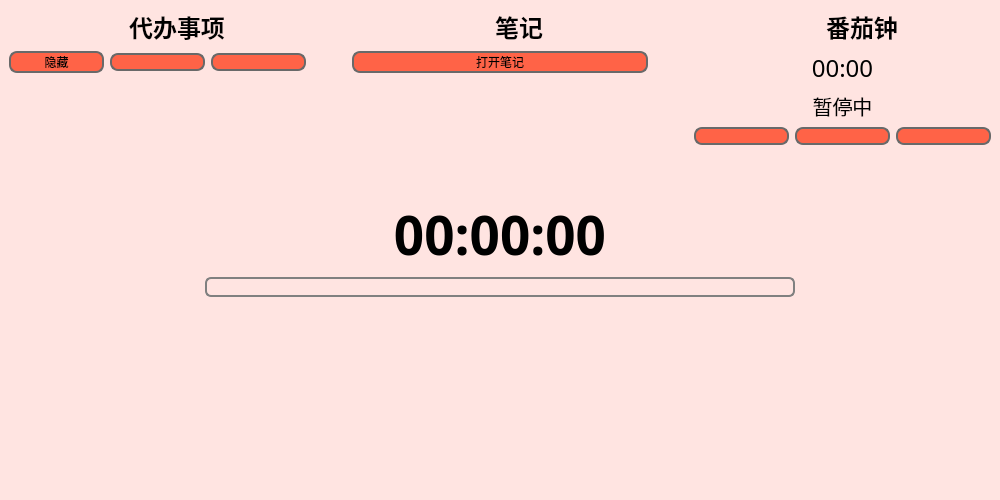
Qt form mainwindow.ui (Vivanto-Libera/Pomodoro) before a commit.
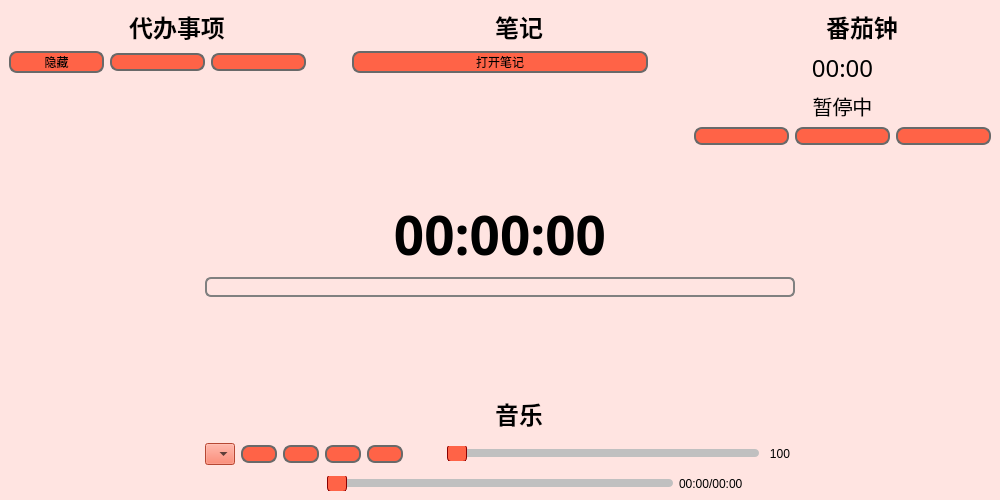
The same form after that commit. Icons and pictures are not drawn.

Commit message: Finished the UI of mainwindow

```diff
--- a/mainwindow.ui
+++ b/mainwindow.ui
@@ -52,6 +52,30 @@
 	background-color:transparent;
 	border:2px solid gray;
 	border-radius:6px;
+}
+QComboBox
+{
+	background-color:rgb(255,99,71);
+}
+QSlider::handle
+{
+	width:18px;
+	height:18px;
+	margin:-5px 0;
+	background-color:rgb(255,99,71);
+	border-radius:4px;
+	border: 1px solid #8B0000;
+}
+QSlider::groove
+{
+	height:8px;
+	background-color:#C0C0C0;
+	border-radius:4px;
+}
+QSlider::sub-page
+{
+	background-color:#FF6347;
+	border-radius:4px;
 }</string>
   </property>
   <widget class="QWidget" name="centralwidget">
@@ -580,6 +604,271 @@
         </property>
        </spacer>
       </item>
+      <item>
+       <layout class="QHBoxLayout" name="horizontalLayout_10" stretch="1,3,1">
+        <item>
+         <spacer name="horizontalSpacer_11">
+          <property name="orientation">
+           <enum>Qt::Orientation::Horizontal</enum>
+          </property>
+          <property name="sizeHint" stdset="0">
+           <size>
+            <width>40</width>
+            <height>20</height>
+           </size>
+          </property>
+         </spacer>
+        </item>
+        <item>
+         <layout class="QVBoxLayout" name="verticalLayout_6">
+          <item>
+           <layout class="QHBoxLayout" name="horizontalLayout_12">
+            <item>
+             <spacer name="horizontalSpacer_13">
+              <property name="orientation">
+               <enum>Qt::Orientation::Horizontal</enum>
+              </property>
+              <property name="sizeHint" stdset="0">
+               <size>
+                <width>40</width>
+                <height>20</height>
+               </size>
+              </property>
+             </spacer>
+            </item>
+            <item>
+             <layout class="QHBoxLayout" name="horizontalLayout_11">
+              <item>
+               <widget class="QLabel" name="labPic_music">
+                <property name="minimumSize">
+                 <size>
+                  <width>32</width>
+                  <height>32</height>
+                 </size>
+                </property>
+                <property name="maximumSize">
+                 <size>
+                  <width>32</width>
+                  <height>32</height>
+                 </size>
+                </property>
+                <property name="text">
+                 <string/>
+                </property>
+                <property name="pixmap">
+                 <pixmap resource="res.qrc">:/icons/images/music.png</pixmap>
+                </property>
+                <property name="scaledContents">
+                 <bool>true</bool>
+                </property>
+               </widget>
+              </item>
+              <item>
+               <widget class="QLabel" name="lab_music">
+                <property name="font">
+                 <font>
+                  <family>胡晓波骚包体</family>
+                  <pointsize>18</pointsize>
+                  <bold>true</bold>
+                 </font>
+                </property>
+                <property name="text">
+                 <string>音乐</string>
+                </property>
+                <property name="alignment">
+                 <set>Qt::AlignmentFlag::AlignCenter</set>
+                </property>
+               </widget>
+              </item>
+             </layout>
+            </item>
+            <item>
+             <spacer name="horizontalSpacer_14">
+              <property name="orientation">
+               <enum>Qt::Orientation::Horizontal</enum>
+              </property>
+              <property name="sizeHint" stdset="0">
+               <size>
+                <width>40</width>
+                <height>20</height>
+               </size>
+              </property>
+             </spacer>
+            </item>
+           </layout>
+          </item>
+          <item>
+           <layout class="QHBoxLayout" name="horizontalLayout_9" stretch="0,0,0,0,0,0,0,0">
+            <item>
+             <widget class="QComboBox" name="comboOrder">
+              <item>
+               <property name="text">
+                <string notr="true"/>
+               </property>
+               <property name="icon">
+                <iconset resource="res.qrc">
+                 <normaloff>:/icons/images/repeat.png</normaloff>:/icons/images/repeat.png</iconset>
+               </property>
+              </item>
+              <item>
+               <property name="text">
+                <string notr="true"/>
+               </property>
+               <property name="icon">
+                <iconset resource="res.qrc">
+                 <normaloff>:/icons/images/repeat_once.png</normaloff>:/icons/images/repeat_once.png</iconset>
+               </property>
+              </item>
+              <item>
+               <property name="text">
+                <string notr="true"/>
+               </property>
+               <property name="icon">
+                <iconset resource="res.qrc">
+                 <normaloff>:/icons/images/random.png</normaloff>:/icons/images/random.png</iconset>
+               </property>
+              </item>
+             </widget>
+            </item>
+            <item>
+             <widget class="QPushButton" name="btn_previous">
+              <property name="text">
+               <string/>
+              </property>
+              <property name="icon">
+               <iconset resource="res.qrc">
+                <normaloff>:/icons/images/previous.png</normaloff>:/icons/images/previous.png</iconset>
+              </property>
+             </widget>
+            </item>
+            <item>
+             <widget class="QPushButton" name="btn_play">
+              <property name="text">
+               <string/>
+              </property>
+              <property name="icon">
+               <iconset resource="res.qrc">
+                <normaloff>:/icons/images/play.png</normaloff>:/icons/images/play.png</iconset>
+              </property>
+             </widget>
+            </item>
+            <item>
+             <widget class="QPushButton" name="btn_next">
+              <property name="text">
+               <string/>
+              </property>
+              <property name="icon">
+               <iconset resource="res.qrc">
+                <normaloff>:/icons/images/next.png</normaloff>:/icons/images/next.png</iconset>
+              </property>
+             </widget>
+            </item>
+            <item>
+             <widget class="QPushButton" name="pushButton_3">
+              <property name="text">
+               <string/>
+              </property>
+              <property name="icon">
+               <iconset resource="res.qrc">
+                <normaloff>:/icons/images/playList.png</normaloff>:/icons/images/playList.png</iconset>
+              </property>
+             </widget>
+            </item>
+            <item>
+             <widget class="QLabel" name="labPic_sound">
+              <property name="minimumSize">
+               <size>
+                <width>32</width>
+                <height>32</height>
+               </size>
+              </property>
+              <property name="maximumSize">
+               <size>
+                <width>32</width>
+                <height>32</height>
+               </size>
+              </property>
+              <property name="text">
+               <string/>
+              </property>
+              <property name="pixmap">
+               <pixmap resource="res.qrc">:/icons/images/speaker.png</pixmap>
+              </property>
+              <property name="scaledContents">
+               <bool>true</bool>
+              </property>
+             </widget>
+            </item>
+            <item>
+             <widget class="QSlider" name="horizontalSlider">
+              <property name="orientation">
+               <enum>Qt::Orientation::Horizontal</enum>
+              </property>
+             </widget>
+            </item>
+            <item>
+             <widget class="QLabel" name="lab_volume">
+              <property name="minimumSize">
+               <size>
+                <width>30</width>
+                <height>0</height>
+               </size>
+              </property>
+              <property name="text">
+               <string>100</string>
+              </property>
+              <property name="alignment">
+               <set>Qt::AlignmentFlag::AlignCenter</set>
+              </property>
+             </widget>
+            </item>
+           </layout>
+          </item>
+          <item>
+           <layout class="QHBoxLayout" name="horizontalLayout_8" stretch="1,3,1">
+            <item>
+             <widget class="QLabel" name="lab_musicName">
+              <property name="text">
+               <string/>
+              </property>
+             </widget>
+            </item>
+            <item>
+             <widget class="QSlider" name="horizontalSlider_2">
+              <property name="maximum">
+               <number>100</number>
+              </property>
+              <property name="orientation">
+               <enum>Qt::Orientation::Horizontal</enum>
+              </property>
+             </widget>
+            </item>
+            <item>
+             <widget class="QLabel" name="lab_musicTime">
+              <property name="text">
+               <string>00:00/00:00</string>
+              </property>
+             </widget>
+            </item>
+           </layout>
+          </item>
+         </layout>
+        </item>
+        <item>
+         <spacer name="horizontalSpacer_12">
+          <property name="orientation">
+           <enum>Qt::Orientation::Horizontal</enum>
+          </property>
+          <property name="sizeHint" stdset="0">
+           <size>
+            <width>40</width>
+            <height>20</height>
+           </size>
+          </property>
+         </spacer>
+        </item>
+       </layout>
+      </item>
      </layout>
     </item>
    </layout>
```
Left out of the diff: 13 changed lines with no effect on the pictures. The commit also changes 5 other files.
